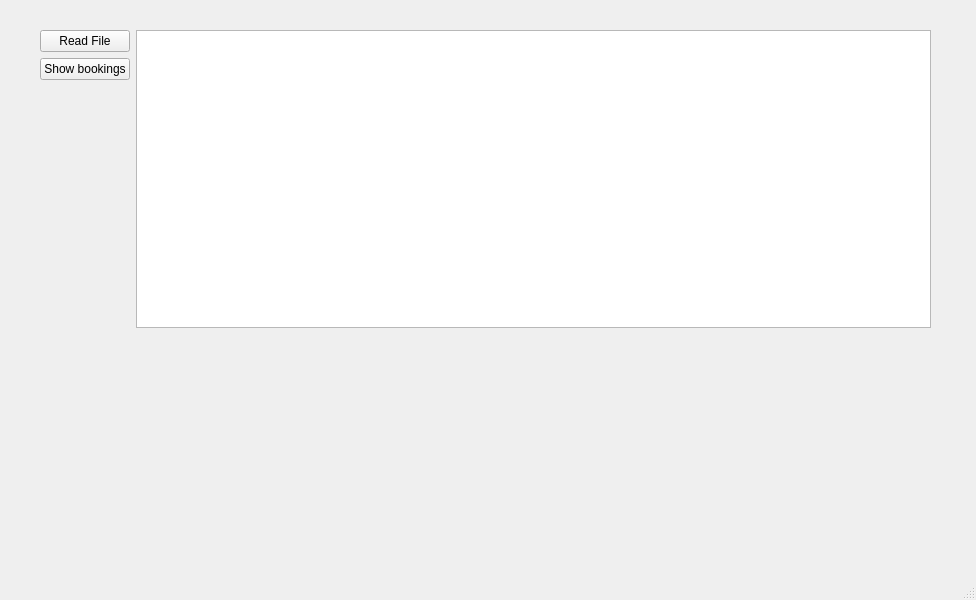
The window that menu.ui (tuandung18/BookingGUI) describes before a commit, drawn with Qt 5.
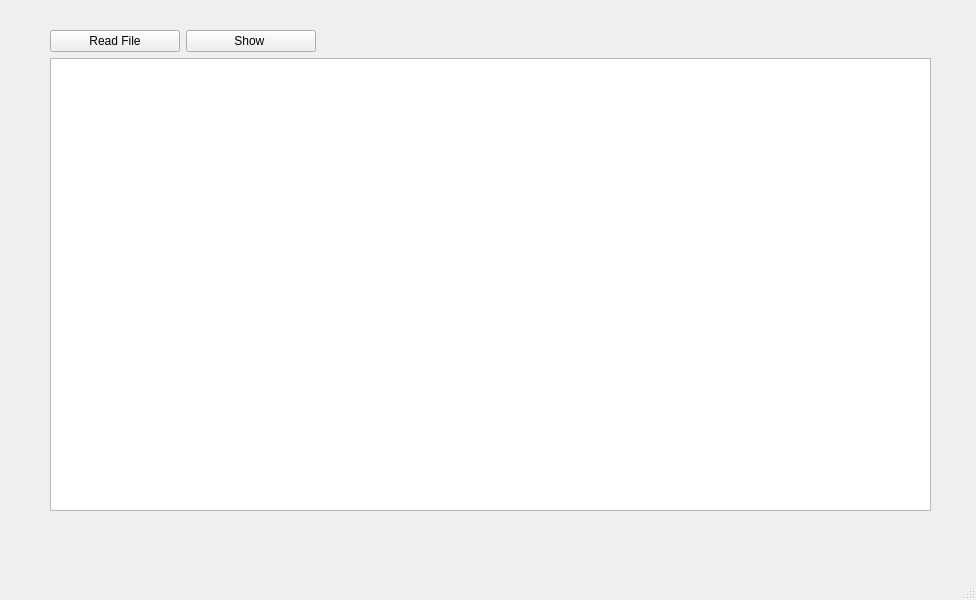
The same window after the commit. Icons and pictures are not drawn.

The edit to the form file:
```diff
--- a/menu.ui
+++ b/menu.ui
@@ -14,22 +14,26 @@
    <string>Menu</string>
   </property>
   <widget class="QWidget" name="centralwidget">
-   <widget class="QWidget" name="">
+   <widget class="QWidget" name="layoutWidget">
     <property name="geometry">
      <rect>
-      <x>40</x>
+      <x>50</x>
       <y>30</y>
-      <width>891</width>
-      <height>298</height>
+      <width>881</width>
+      <height>481</height>
      </rect>
     </property>
-    <layout class="QHBoxLayout" name="horizontalLayout">
-     <item>
       <layout class="QVBoxLayout" name="verticalLayout_2">
        <item>
-        <layout class="QVBoxLayout" name="verticalLayout">
+      <layout class="QHBoxLayout" name="horizontalLayout_2">
          <item>
           <widget class="QPushButton" name="readFile">
+         <property name="minimumSize">
+          <size>
+           <width>130</width>
+           <height>0</height>
+          </size>
+         </property>
            <property name="text">
             <string>Read File</string>
            </property>
@@ -37,25 +41,29 @@
          </item>
          <item>
           <widget class="QPushButton" name="showBookings">
+         <property name="minimumSize">
+          <size>
+           <width>130</width>
+           <height>0</height>
+          </size>
+         </property>
            <property name="text">
-            <string>Show bookings</string>
+          <string>Show </string>
            </property>
            <property name="flat">
             <bool>false</bool>
            </property>
           </widget>
          </item>
-        </layout>
-       </item>
        <item>
-        <spacer name="verticalSpacer">
+        <spacer name="horizontalSpacer_2">
          <property name="orientation">
-          <enum>Qt::Vertical</enum>
+          <enum>Qt::Horizontal</enum>
          </property>
          <property name="sizeHint" stdset="0">
           <size>
-           <width>20</width>
-           <height>218</height>
+           <width>278</width>
+           <height>20</height>
           </size>
          </property>
         </spacer>
```
Left out of the diff: 6 changed lines with no effect on the pictures. Lines whose indentation alone changed are shown as unchanged.
